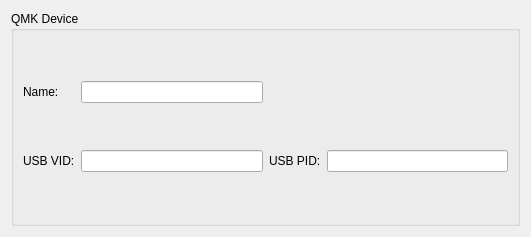
The window that qt/ManualDevicesSettingsPage/QMKORGBSettingsEntry/QMKORGBSettingsEntry.ui (txtsamu/OpenRGB) describes before a commit, drawn with Qt 5.
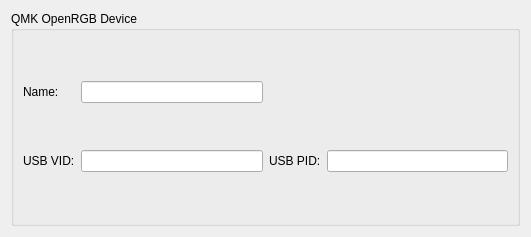
The same window after the commit.

Commit message: Add manual device configuration for QMK VialRGB protocol

What changed in the file:
```diff
--- a/qt/ManualDevicesSettingsPage/QMKORGBSettingsEntry/QMKORGBSettingsEntry.ui
+++ b/qt/ManualDevicesSettingsPage/QMKORGBSettingsEntry/QMKORGBSettingsEntry.ui
@@ -23,7 +23,7 @@
    <item row="1" column="0" colspan="2">
     <widget class="QGroupBox" name="groupBox">
      <property name="title">
-      <string>QMK Device</string>
+      <string>QMK OpenRGB Device</string>
      </property>
      <layout class="QGridLayout" name="gridLayout_2">
       <item row="2" column="5">
```
Left out of the diff: 2 changed lines with no effect on the pictures. The commit also changes 5 other files.
